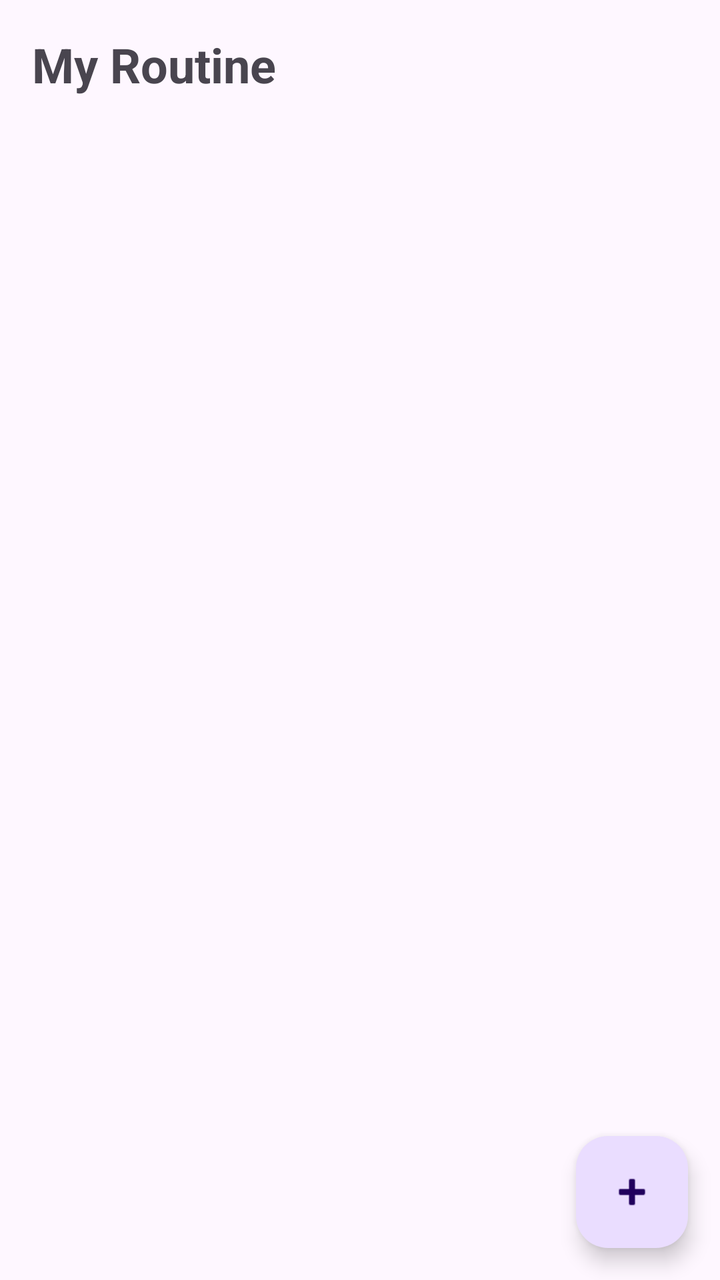
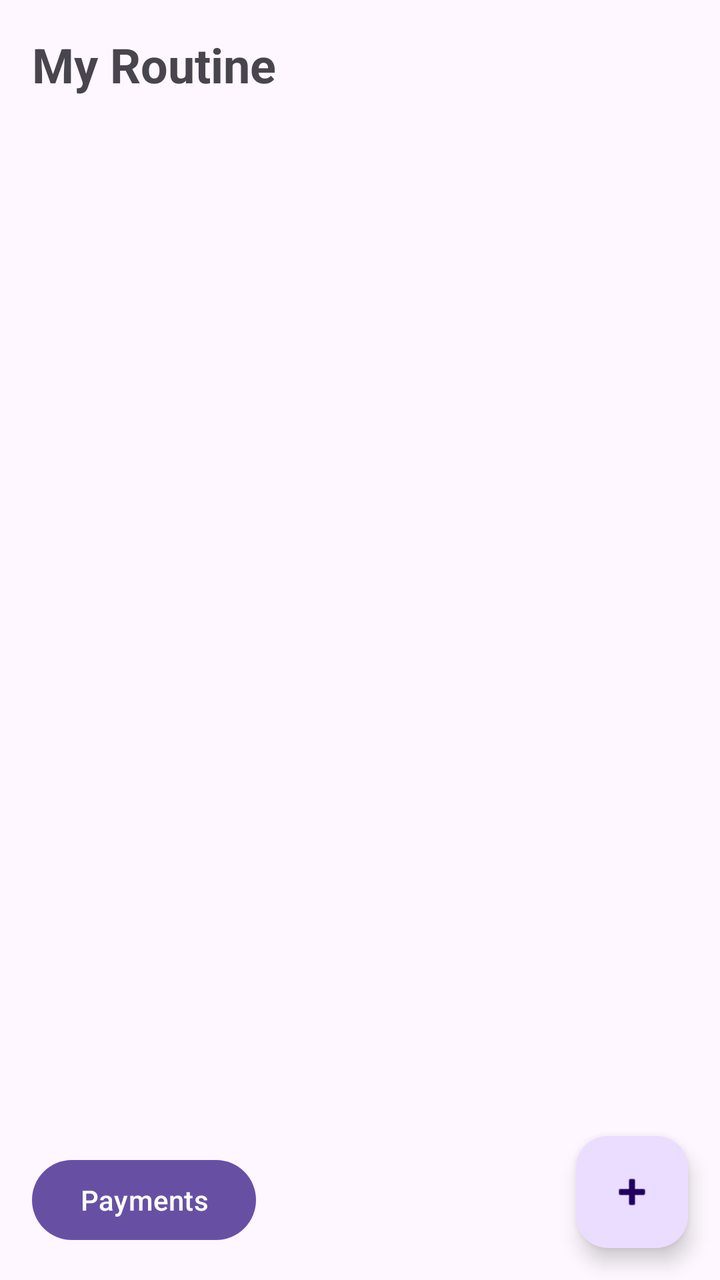

Screens rendered from an Android XML layout before and after an edit, with the pre-edit source and the edit as a unified diff.
<!-- AndroidManifest.xml: application theme Theme.Fluxora -->
<!-- res/layout/activity_main.xml -->
<?xml version="1.0" encoding="utf-8"?>
<androidx.constraintlayout.widget.ConstraintLayout
    xmlns:android="http://schemas.android.com/apk/res/android"
    xmlns:app="http://schemas.android.com/apk/res-auto"
    android:id="@+id/main"
    android:layout_width="match_parent"
    android:layout_height="match_parent">

    <TextView
        android:id="@+id/tvHeader"
        android:layout_width="0dp"
        android:layout_height="wrap_content"
        android:padding="16dp"
        android:text="My Routine"
        android:textSize="24sp"
        android:textStyle="bold"
        app:layout_constraintTop_toTopOf="parent"
        app:layout_constraintStart_toStartOf="parent"
        app:layout_constraintEnd_toEndOf="parent" />

    <androidx.recyclerview.widget.RecyclerView
        android:id="@+id/rvEvents"
        android:layout_width="0dp"
        android:layout_height="0dp"
        app:layout_constraintTop_toBottomOf="@id/tvHeader"
        app:layout_constraintBottom_toBottomOf="parent"
        app:layout_constraintStart_toStartOf="parent"
        app:layout_constraintEnd_toEndOf="parent" />

    <com.google.android.material.floatingactionbutton.FloatingActionButton
        android:id="@+id/fabAdd"
        android:layout_width="wrap_content"
        android:layout_height="wrap_content"
        android:layout_margin="16dp"
        android:src="@android:drawable/ic_input_add"
        app:layout_constraintBottom_toBottomOf="parent"
        app:layout_constraintEnd_toEndOf="parent" />
</androidx.constraintlayout.widget.ConstraintLayout>
<!-- resources referenced by this layout -->
<resources>
  <style name="Theme.Fluxora" parent="Base.Theme.Fluxora" />
  <style name="Base.Theme.Fluxora" parent="Theme.Material3.DayNight.NoActionBar">
          
          
      </style>
</resources>

<!-- the commit's change to res/layout/activity_main.xml (unified diff, before → after) -->
@@ -35,4 +35,12 @@
         android:src="@android:drawable/ic_input_add"
         app:layout_constraintBottom_toBottomOf="parent"
         app:layout_constraintEnd_toEndOf="parent" />
+    <Button
+        android:id="@+id/btnPayments"
+        android:layout_width="wrap_content"
+        android:layout_height="wrap_content"
+        android:layout_margin="16dp"
+        android:text="Payments"
+        app:layout_constraintBottom_toBottomOf="parent"
+        app:layout_constraintStart_toStartOf="parent" />
 </androidx.constraintlayout.widget.ConstraintLayout>
